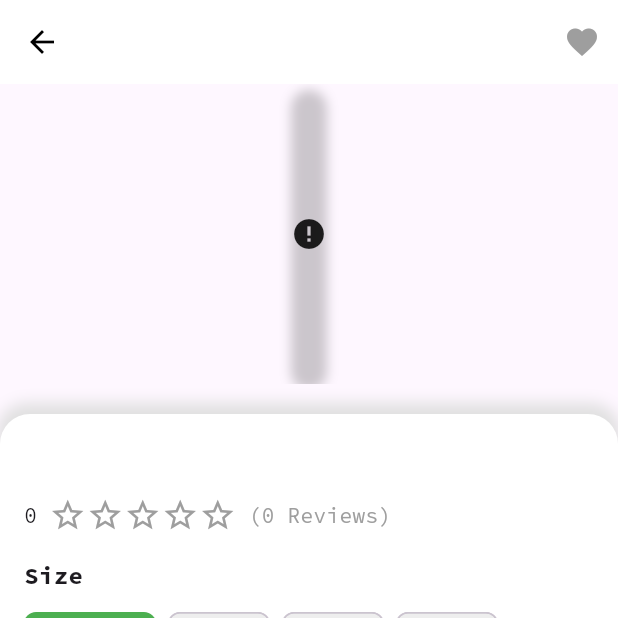
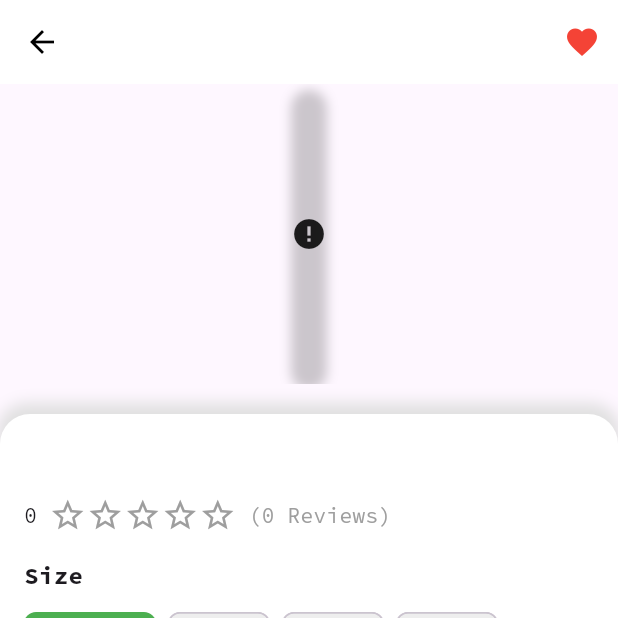
Before and after one commit to Vineetkumarsingh12/Flutter-E-commerce, a Flutter app: the ProductDetailsPage screen opened directly with empty values, after a tap on "Add to cart", after a tap on the "favorite" icon, on a phone screen of 412 x 824 dp, the top half of it. Run offline on Flutter 3.47's test engine with Material 3 defaults, Android fonts, the phone set to English and light mode, and no system bars; drawn by our look-alikes of cached_network_image, carousel_slider, flutter_rating; our stand-ins replace flutter_cache_manager, get, google_fonts, logger, sembast, shared_preferences and 1 more; accounts and stored records are empty; network calls fail.

Commit message:
feat like button working

```diff
--- a/lib/components/categoryList.dart
+++ b/lib/components/categoryList.dart
@@ -1,6 +1,5 @@
 import 'package:flutter/material.dart';
 import '../data/categrory.dart';
-import '../screen/Product_list.dart';
 import '../screen/categoryPage.dart';
 
 class CategoryList extends StatefulWidget {
--- a/lib/components/drawer.dart
+++ b/lib/components/drawer.dart
@@ -18,11 +18,11 @@ class customDrawer extends StatelessWidget {
       final cartProvider=await Provider.of<CartProvider>(context, listen: false);
       cartProvider.cart={};
 
-      // Clear the navigation stack and navigate to the login page
+
       Navigator.pushAndRemoveUntil(
         context,
         MaterialPageRoute(builder: (context) => LoginPage()),
-            (route) => false, // This ensures all previous routes are removed from the stack
+            (route) => false,
       );
 
     } catch (e) {
--- a/lib/components/snackBar.dart
+++ b/lib/components/snackBar.dart
@@ -1,6 +1,6 @@
 import 'package:flutter/material.dart';
 
-// Corrected _showSnackBar function
+
 void showSnackBar(BuildContext context, String message) {
   ScaffoldMessenger.of(context).showSnackBar(
     SnackBar(
--- a/lib/components/webView.dart
+++ b/lib/components/webView.dart
@@ -36,7 +36,7 @@ class _CustomWebViewState extends State<CustomWebView> {
           },
         ),
       );
-    // Load the URL only once during initialization
+
     _controller.loadRequest(Uri.parse(widget.url));
   }
 
@@ -52,7 +52,7 @@ class _CustomWebViewState extends State<CustomWebView> {
         children: [
           WebViewWidget(controller: _controller),
           if (isLoading)
-            const Center(child: CircularProgressIndicator()), // Show loader while loading
+            const Center(child: CircularProgressIndicator()),
         ],
       ),
     );
--- a/lib/data/model/product.dart
+++ b/lib/data/model/product.dart
@@ -6,6 +6,7 @@ class Product {
   final String category;
   final String image;
   final Rating rating;
+   bool like;
 
   Product({
     required this.id,
@@ -15,6 +16,8 @@ class Product {
     required this.category,
     required this.image,
     required this.rating,
+    this.like=false,
+
   });
 
   factory Product.fromJson(Map<String, dynamic> json) =>
@@ -26,6 +29,7 @@ class Product {
         category: json['category'],
         image: json['image'],
         rating: Rating.fromJson(json['rating']),
+        like:json['like']??false,
       );
 
 
@@ -39,6 +43,7 @@ class Product {
       'image': image,
       'rating': rating.toJson(),
       'category': category,
+      'like':like,
     };
   }
 
--- a/lib/data/model/user.dart
+++ b/lib/data/model/user.dart
@@ -1,4 +1,4 @@
-import 'dart:convert';
+
 
 class UserModel {
   String email;
--- a/lib/screen/Product_details.dart
+++ b/lib/screen/Product_details.dart
@@ -9,6 +9,7 @@ import 'package:provider/provider.dart';
 
 import '../components/cairosal.dart';
 import '../providers/cart.dart';
+import '../services/databaseServices.dart';
 
 class ProductDetailsPage extends StatefulWidget {
   final int id;
@@ -18,6 +19,7 @@ class ProductDetailsPage extends StatefulWidget {
   final num price;
   final Rating rating;
   final bool isLiked;
+  final Function(int, bool) onLikeToggle;
 
   const ProductDetailsPage({
     super.key,
@@ -28,6 +30,7 @@ class ProductDetailsPage extends StatefulWidget {
     required this.price,
     required this.rating,
     required this.isLiked,
+    required this.onLikeToggle,
   });
 
   @override
@@ -36,26 +39,28 @@ class ProductDetailsPage extends StatefulWidget {
 
 class _ProductDetailsPageState extends State<ProductDetailsPage> {
   final List<double> availableSizes = [39, 39.5, 40, 40.5, 41];
-
-  // Use a state variable for the selected size
   double selectedSize = 39;
 
+  late DatabaseService db;
+  late bool isLiked;
 
+  @override
+  void initState() {
+    super.initState();
+    db = DatabaseService();
+    isLiked = widget.isLiked;
+  }
 
   @override
   Widget build(BuildContext context) {
-
-    // reserach listen:true/false
-
     final cartProvider = Provider.of<CartProvider>(context);
-    int Count = cartProvider.cart[widget.id] ?? 0;
+    int count = cartProvider.cart[widget.id] ?? 0;
 
     List<String> imageList = [];
     for (int i = 0; i < 3; i++) {
       imageList.add(widget.image);
     }
 
-    // Get the screen height
     final screenHeight = MediaQuery.of(context).size.height;
 
     return Scaffold(
@@ -67,30 +72,34 @@ class _ProductDetailsPageState extends State<ProductDetailsPage> {
           onPressed: () => Navigator.pop(context),
         ),
         actions: [
+
           IconButton(
-            icon: Icon(Icons.favorite, color: widget.isLiked ? Colors.red : Colors.grey),
-            onPressed: () {
-              // Add favorite action
+            icon: Icon(
+              Icons.favorite,
+              color: isLiked ? Colors.red : Colors.grey,
+            ),
+            onPressed: () async {
+
+              await widget.onLikeToggle(widget.id, !isLiked);
+
+
+              setState(() {
+                isLiked = !isLiked;
+              });
             },
           ),
         ],
       ),
       body: Stack(
         children: [
-          // Scrollable content with a minimum height set to the screen height
           SingleChildScrollView(
             child: Container(
-              constraints: BoxConstraints(
-                minHeight: screenHeight - 100, // Subtract the height of the fixed bottom bar if needed
-              ),
+              constraints: BoxConstraints(minHeight: screenHeight - 100),
               child: Column(
                 crossAxisAlignment: CrossAxisAlignment.start,
                 children: [
-                  // Carousel
                   ImageCarousel(imageList: imageList),
                   const SizedBox(height: 20),
-
-                  // Product Info Container with shadow only at the top
                   Container(
                     decoration: BoxDecoration(
                       color: Colors.white,
@@ -103,7 +112,7 @@ class _ProductDetailsPageState extends State<ProductDetailsPage> {
                           color: Colors.grey.shade300,
                           blurRadius: 8.0,
                           spreadRadius: 2.0,
-                          offset: Offset(0, -5), // Shadow downwards (only top)
+                          offset: Offset(0, -5),
                         ),
                       ],
                     ),
@@ -111,7 +120,6 @@ class _ProductDetailsPageState extends State<ProductDetailsPage> {
                     child: Column(
                       crossAxisAlignment: CrossAxisAlignment.start,
                       children: [
-                        // Product Title & Rating
                         Text(
                           widget.title,
                           style: TextStyle(
@@ -119,15 +127,12 @@ class _ProductDetailsPageState extends State<ProductDetailsPage> {
                             fontWeight: FontWeight.bold,
                           ),
                         ),
-
                         const SizedBox(height: 8),
                         Row(
                           children: [
-                            // Rating Stars
                             Text('${widget.rating.rate}'),
                             const SizedBox(width: 8),
                             StarRating(rating: widget.rating.rate.toDouble()),
-
                             const SizedBox(width: 8),
                             Text(
                               '(${widget.rating.count} Reviews)',
@@ -136,8 +141,6 @@ class _ProductDetailsPageState extends State<ProductDetailsPage> {
                           ],
                         ),
                         const SizedBox(height: 16),
-
-                        // Size Selector
                         Text(
                           'Size',
                           style: TextStyle(
@@ -160,14 +163,14 @@ class _ProductDetailsPageState extends State<ProductDetailsPage> {
                               selectedColor: Colors.green,
                               backgroundColor: Colors.grey.shade200,
                               labelStyle: TextStyle(
-                                color: selectedSize == size ? Colors.white : Colors.black,
+                                color: selectedSize == size
+                                    ? Colors.white
+                                    : Colors.black,
                               ),
                             );
                           }).toList(),
                         ),
                         const SizedBox(height: 16),
-
-                        // Description
                         Text(
                           'Description',
                           style: TextStyle(
@@ -183,7 +186,7 @@ class _ProductDetailsPageState extends State<ProductDetailsPage> {
                             height: 1.5,
                           ),
                         ),
-                        const SizedBox(height: 100), // Add some space at the bottom
+                        const SizedBox(height: 100),
                       ],
                     ),
                   ),
@@ -191,8 +194,6 @@ class _ProductDetailsPageState extends State<ProductDetailsPage> {
               ),
             ),
           ),
-
-          // Fixed Positioned element at the bottom for Price and Add to Cart Button
           Positioned(
             bottom: 0,
             left: 0,
@@ -206,7 +207,7 @@ class _ProductDetailsPageState extends State<ProductDetailsPage> {
                     color: Colors.grey.shade300,
                     blurRadius: 8.0,
                     spreadRadius: 2.0,
-                    offset: Offset(0, -5), // Shadow upwards (only top)
+                    offset: Offset(0, -5),
                   ),
                 ],
               ),
@@ -229,22 +230,21 @@ class _ProductDetailsPageState extends State<ProductDetailsPage> {
                       ),
                     ],
                   ),
-                  Count==0? ElevatedButton.icon(
+                  count == 0
+                      ? ElevatedButton.icon(
                     onPressed: () {
-                      cartProvider.addToCart(id: widget.id,price: widget.price);
+                      cartProvider.addToCart(id: widget.id, price: widget.price);
                     },
                     style: ElevatedButton.styleFrom(
-                      padding: const EdgeInsets.symmetric(
-                        vertical: 16,
-                        horizontal: 24,
-                      ),
+                      padding: const EdgeInsets.symmetric(vertical: 16, horizontal: 24),
                       shape: RoundedRectangleBorder(
                         borderRadius: BorderRadius.circular(8),
                       ),
                     ),
                     icon: Icon(Icons.shopping_cart_outlined),
                     label: Text('Add to cart'),
-                  ):CartIncrementDecrement(id: widget.id,price: widget.price) ,
+                  )
+                      : CartIncrementDecrement(id: widget.id, price: widget.price),
                 ],
               ),
             ),
--- a/lib/screen/home.dart
+++ b/lib/screen/home.dart
@@ -38,7 +38,7 @@ class HomePage extends StatelessWidget {
                 ),
               ),
             ),
-            ProductPage(), // Use the corrected ProductPage
+            ProductPage(),
           ],
         ),
       ),
--- a/lib/screen/layout.dart
+++ b/lib/screen/layout.dart
@@ -53,12 +53,12 @@ class _LayoutPageState extends State<Layout> {
           ],
         ),
       ),
-      endDrawer:customDrawer() , // Use custom Drawer here
+      endDrawer:customDrawer() ,
       body: _pages[_currentIndex],
       bottomNavigationBar: Container(
         margin: const EdgeInsets.only(left: 16.0, right: 16.0, bottom: 16.0),
         child: ClipRRect(
-          borderRadius: BorderRadius.circular(20), // Ensures rounded corners
+          borderRadius: BorderRadius.circular(20),
           child: BackdropFilter(
             filter: ImageFilter.blur(sigmaX: 10.0, sigmaY: 10.0), // Blur effect
             child: Container(
@@ -74,7 +74,7 @@ class _LayoutPageState extends State<Layout> {
                 backgroundColor: Colors.transparent, // Keep transparent to show glass effect
                 currentIndex: _currentIndex,
                 onTap: _onItemTapped,
-                elevation: 0, // Remove elevation to keep it flat
+                elevation: 0,
                 items: const <BottomNavigationBarItem>[
                   BottomNavigationBarItem(
                     icon: Icon(Icons.home),
```
Also changed, not shown: lib/components/Product_card.dart (+7 -15 lines), lib/components/cartTile.dart (+21 -2 lines), lib/components/textField.dart (+5 -5 lines), lib/screen/productPage.dart (+15 -9 lines), lib/services/databaseServices.dart (+23 -4 lines).
